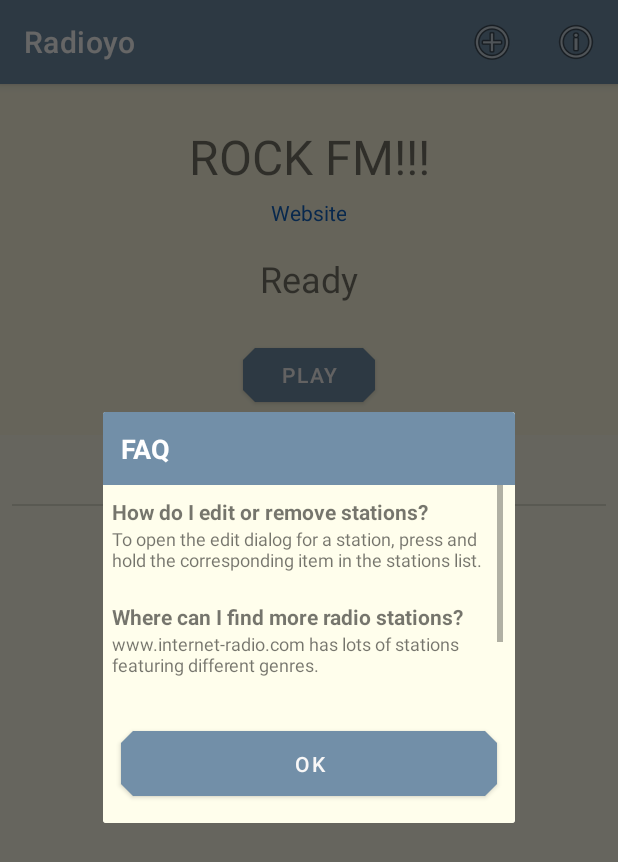
After one commit to johncrawley/WebRadio, an Android app: the fragment FaqDialogFragment placed in its activity, on a phone screen of 412 x 824 dp. The commit adds this screen. Shown: the top 862 px of the screen. Run offline under Robolectric (Android 15) with nearby library versions, the phone set to English and light mode, and no system bars.

Commit message:
set up FAQ dialog.

```diff
--- a/app/src/main/java/com/jcrawley/webradio/MainActivity.java
+++ b/app/src/main/java/com/jcrawley/webradio/MainActivity.java
@@ -25,6 +25,7 @@
 import com.jcrawley.webradio.fragment.AboutAppFragment;
 import com.jcrawley.webradio.fragment.EditStationFragment;
 import com.jcrawley.webradio.fragment.AddStationFragment;
+import com.jcrawley.webradio.fragment.FaqDialogFragment;
 import com.jcrawley.webradio.list.ListAdapterHelper;
 import com.jcrawley.webradio.repository.StationEntity;
 import com.jcrawley.webradio.repository.StationsRepository;
@@ -102,6 +103,7 @@
             updateStatusViewOnError();
         }
     };
+
 
     @Override
     protected void onCreate(Bundle savedInstanceState) {
@@ -369,6 +371,7 @@
         }
     }
 
+
     private final ServiceConnection serviceConnection = new ServiceConnection() {
         @Override public void onServiceConnected(ComponentName className, IBinder service) { isServiceBound = true; }
         @Override public void onServiceDisconnected(ComponentName arg0) {
@@ -426,6 +429,19 @@
         FragmentTransaction fragmentTransaction = getSupportFragmentManager().beginTransaction();
         removePreviousFragmentTransaction(tag, fragmentTransaction);
         AboutAppFragment.newInstance().show(fragmentTransaction, tag);
+    }
+
+
+    public void startFaqFragment(){
+        String tag = "faq_dialog";
+        View mainLayout = findViewById(R.id.mainLayout);
+        Bundle bundle = new Bundle();
+        bundle.putInt(FaqDialogFragment.BUNDLE_TOTAL_HEIGHT, mainLayout.getMeasuredHeight());
+        FragmentTransaction fragmentTransaction = getSupportFragmentManager().beginTransaction();
+        removePreviousFragmentTransaction(tag, fragmentTransaction);
+        FaqDialogFragment faqDialogFragment = FaqDialogFragment.newInstance();
+        faqDialogFragment.setArguments(bundle);
+        faqDialogFragment.show(fragmentTransaction, tag);
     }
 
 
--- a/app/src/main/java/com/jcrawley/webradio/fragment/AboutAppFragment.java
+++ b/app/src/main/java/com/jcrawley/webradio/fragment/AboutAppFragment.java
@@ -1,6 +1,5 @@
 package com.jcrawley.webradio.fragment;
 
-import android.app.Dialog;
 import android.os.Bundle;
 import android.view.LayoutInflater;
 import android.view.View;
@@ -31,15 +30,12 @@
     @Override
     public void onViewCreated(@NonNull View view, @Nullable Bundle savedInstanceState) {
         super.onViewCreated(view, savedInstanceState);
-        Dialog dialog =  getDialog();
         MainActivity activity = (MainActivity) getActivity();
         if(activity == null){
             return;
         }
-        if(dialog != null){
-            dialog.setTitle(activity.getString(R.string.add_station_title));
-        }
         setupOkButton(view);
+        setupFaqButton(view, activity);
         FragmentUtils.setupDimensions(view, activity);
     }
 
@@ -49,4 +45,13 @@
         okButton.setOnClickListener((View v)-> dismiss());
     }
 
+
+    private void setupFaqButton(View parentView, MainActivity activity){
+        Button okButton = parentView.findViewById(R.id.openFaqButton);
+        okButton.setOnClickListener((View v)-> {
+            dismiss();
+            activity.startFaqFragment();
+        });
+    }
+
 }
--- /dev/null
+++ b/app/src/main/java/com/jcrawley/webradio/fragment/FaqDialogFragment.java
@@ -0,0 +1,105 @@
+package com.jcrawley.webradio.fragment;
+
+import android.app.Activity;
+import android.os.Bundle;
+import android.view.LayoutInflater;
+import android.view.View;
+import android.view.ViewGroup;
+import android.view.ViewTreeObserver;
+import android.widget.Button;
+import android.widget.TextView;
+
+import com.jcrawley.webradio.MainActivity;
+import com.jcrawley.webradio.R;
+import com.jcrawley.webradio.list.faq.FaqListHelper;
+import com.jcrawley.webradio.list.faq.FaqListItem;
+
+import java.util.Arrays;
+import java.util.List;
+
+import androidx.annotation.NonNull;
+import androidx.annotation.Nullable;
+import androidx.fragment.app.DialogFragment;
+
+public class FaqDialogFragment extends DialogFragment {
+
+    public final static String BUNDLE_TOTAL_HEIGHT = "totalHeight";
+    FaqListHelper faqListHelper;
+    private int totalAvailableHeight;
+
+
+    public static FaqDialogFragment newInstance() {
+        return new FaqDialogFragment();
+    }
+
+
+    @Override
+    public View onCreateView(LayoutInflater inflater, ViewGroup container, Bundle savedInstanceState) {
+        View rootView = inflater.inflate(R.layout.fragment_faq, container, false);
+        assignBundleVars(rootView);
+        return rootView;
+    }
+
+
+
+    private void assignBundleVars(View rootView){
+        Bundle bundle = getArguments();
+        if(bundle !=null){
+            totalAvailableHeight = bundle.getInt(BUNDLE_TOTAL_HEIGHT, 500);
+        }
+    }
+
+    @Override
+    public void onViewCreated(@NonNull View view, @Nullable Bundle savedInstanceState) {
+        super.onViewCreated(view, savedInstanceState);
+        MainActivity activity = (MainActivity) getActivity();
+        if(activity == null){
+            return;
+        }
+        setupOkButton(view);
+        setupFaqList(view);
+        setupTitle(activity, view, R.string.faq_dialog_title);
+        FragmentUtils.setupDimensions(view, activity);
+        setupPostViewCreated(view);
+    }
+
+
+    private void setupPostViewCreated(View parentView){
+        parentView.getViewTreeObserver().addOnGlobalLayoutListener(new ViewTreeObserver.OnGlobalLayoutListener() {
+            @Override
+            public void onGlobalLayout() {
+                parentView.getViewTreeObserver().removeOnGlobalLayoutListener(this);
+            }
+        });
+    }
+
+
+    private void setupFaqList(View parentView){
+        List<FaqListItem> faqItems = Arrays.asList(
+                new FaqListItem(R.string.faq_question_1, R.string.faq_answer_1),
+                new FaqListItem(R.string.faq_question_2, R.string.faq_answer_2),
+                new FaqListItem(R.string.faq_question_3, R.string.faq_answer_3)
+        );
+
+        faqListHelper = new FaqListHelper(getContext(), parentView.findViewById(R.id.faqList));
+        faqListHelper.setupList(faqItems, R.layout.faq_list_item);
+
+    }
+
+
+
+    private void setupOkButton(View parentView){
+        Button okButton = parentView.findViewById(R.id.faqOkButton);
+        okButton.setOnClickListener((View v)-> dismiss());
+    }
+
+
+    static void setupTitle(Activity activity, View rootView, int strId ){
+        TextView titleText = rootView.findViewById(R.id.fragmentTitleText);
+        if(titleText == null){
+            return;
+        }
+        titleText.setText(activity.getString(strId));
+    }
+
+}
--- a/app/src/main/java/com/jcrawley/webradio/list/ListAdapterHelper.java
+++ b/app/src/main/java/com/jcrawley/webradio/list/ListAdapterHelper.java
@@ -29,20 +29,6 @@
         this.list = list;
         this.clickConsumer = clickConsumer;
         this.longClickConsumer = longClickConsumer;
-    }
-
-
-    public boolean contains(String str){
-        for(int i=0; i < arrayAdapter.getCount(); i++){
-            StationEntity item = arrayAdapter.getItem(i);
-            if(item == null){
-                continue;
-            }
-            if(item.getName().equals(str)){
-                return true;
-            }
-        }
-        return false;
     }
 
 
@@ -123,16 +109,10 @@
 
         list.setChoiceMode(AbsListView.CHOICE_MODE_SINGLE);
         list.setAdapter(arrayAdapter);
-       // list.setSelector(R.color.select_list_item_hidden);
         setupEmptyView(noResultsFoundView);
         list.setOnItemLongClickListener(longClickListener);
         list.setOnItemClickListener(clickListener);
 
-    }
-
-
-    public void notifyChanges(){
-        arrayAdapter.notifyDataSetChanged();
     }
 
 
@@ -152,14 +132,6 @@
     }
 
 
-    public void updateSelectedItem(String contents){
-        StationEntity selectedItem = arrayAdapter.getItem(selectedIndex);
-        if(selectedItem != null){
-            selectedItem.setName(contents);
-        }
-    }
-
-
     public boolean contains(StationEntity item) {
         for (int i = 0; i < arrayAdapter.getCount(); i++) {
             StationEntity item1 = arrayAdapter.getItem(i);
@@ -172,11 +144,6 @@
             }
         }
         return false;
-    }
-
-
-    public void deleteFromList(StationEntity listItem){
-        arrayAdapter.remove(listItem);
     }
 
 
@@ -194,16 +161,4 @@
     }
 
 
-    public void clearSelection(){
-        list.clearChoices();
-        list.clearFocus();
-        list.refreshDrawableState();
-        arrayAdapter.notifyDataSetChanged();
-    }
-
-
-    public ListItem getSelectedItem(){
-        return (ListItem)list.getSelectedItem();
-    }
-
 }
--- /dev/null
+++ b/app/src/main/java/com/jcrawley/webradio/list/faq/FaqListHelper.java
@@ -0,0 +1,31 @@
+package com.jcrawley.webradio.list.faq;
+
+import android.content.Context;
+import android.view.ViewGroup;
+import android.widget.AbsListView;
+import android.widget.ListView;
+
+import java.util.List;
+
+
+public class FaqListHelper {
+
+    private final Context context;
+    private final ListView list;
+
+    public FaqListHelper(Context context, ListView list){
+        this.context = context;
+        this.list = list;
+    }
+
+
+    public void setupList(final List<FaqListItem> items, int layoutRes){
+        if(list == null){
+            return;
+        }
+        FaqListItemArrayAdapter arrayAdapter = new FaqListItemArrayAdapter(context, layoutRes, items);
+        list.setChoiceMode(AbsListView.CHOICE_MODE_NONE);
+        list.setAdapter(arrayAdapter);
+    }
+
+}
--- /dev/null
+++ b/app/src/main/java/com/jcrawley/webradio/list/faq/FaqListItem.java
@@ -0,0 +1,19 @@
+package com.jcrawley.webradio.list.faq;
+
+public class FaqListItem {
+
+    private final int questionId, answerId;
+
+    public FaqListItem(int questionId, int answerId){
+        this.questionId = questionId;
+        this.answerId = answerId;
+    }
+
+    public int getQuestionId(){
+        return questionId;
+    }
+
+    public int getAnswerId(){
+        return answerId;
+    }
+}
--- /dev/null
+++ b/app/src/main/java/com/jcrawley/webradio/list/faq/FaqListItemArrayAdapter.java
@@ -0,0 +1,50 @@
+package com.jcrawley.webradio.list.faq;
+
+import android.content.Context;
+import android.view.LayoutInflater;
+import android.view.View;
+import android.view.ViewGroup;
+import android.widget.ArrayAdapter;
+import android.widget.TextView;
+
+import com.jcrawley.webradio.R;
+
+import java.util.List;
+
+import androidx.annotation.NonNull;
+
+public class FaqListItemArrayAdapter extends ArrayAdapter<FaqListItem> {
+
+    private final Context context;
+    private final List<FaqListItem> items;
+
+    public FaqListItemArrayAdapter(Context context, int viewResourceId, List<FaqListItem> items){
+        super(context, viewResourceId, items);
+        this.context = context;
+        this.items = items;
+    }
+
+    @Override
+    @NonNull
+    public View getView(int position, View view, @NonNull ViewGroup parent){
+        if(view == null){
+            LayoutInflater vi = (LayoutInflater)context.getSystemService(Context.LAYOUT_INFLATER_SERVICE);
+            view = vi.inflate(R.layout.faq_list_item,null);
+        }
+
+        FaqListItem item = items.get(position);
+        if(item == null){
+            return view;
+        }
+        setText(view, R.id.faqItemQuestionTextView, item.getQuestionId());
+        setText(view, R.id.faqItemAnswerTextView, item.getAnswerId());
+
+        return view;
+    }
+
+    private void setText(View parentView, int viewId, int strId){
+        TextView textView = parentView.findViewById(viewId);
+        textView.setText(context.getString(strId));
+    }
+
+}
--- a/app/src/main/res/layout-land/activity_main.xml
+++ b/app/src/main/res/layout-land/activity_main.xml
@@ -2,6 +2,7 @@
 <androidx.constraintlayout.widget.ConstraintLayout xmlns:android="http://schemas.android.com/apk/res/android"
     xmlns:app="http://schemas.android.com/apk/res-auto"
     xmlns:tools="http://schemas.android.com/tools"
+    android:id="@+id/mainLayout"
     android:layout_width="match_parent"
     android:layout_height="match_parent"
     tools:context=".MainActivity">
--- a/app/src/main/res/layout/activity_main.xml
+++ b/app/src/main/res/layout/activity_main.xml
@@ -2,6 +2,7 @@
 <androidx.constraintlayout.widget.ConstraintLayout xmlns:android="http://schemas.android.com/apk/res/android"
     xmlns:app="http://schemas.android.com/apk/res-auto"
     xmlns:tools="http://schemas.android.com/tools"
+    android:id="@+id/mainLayout"
     android:layout_width="match_parent"
     android:layout_height="match_parent"
     tools:context=".MainActivity">
--- /dev/null
+++ b/app/src/main/res/layout/faq_list_item.xml
@@ -0,0 +1,27 @@
+<?xml version="1.0" encoding="utf-8"?>
+<LinearLayout xmlns:android="http://schemas.android.com/apk/res/android"
+    android:orientation="vertical"
+    android:layout_width="match_parent"
+    android:layout_height="match_parent">
+
+    <TextView
+        android:id="@+id/faqItemQuestionTextView"
+        android:layout_width="match_parent"
+        android:layout_height="wrap_content"
+        android:paddingHorizontal="@dimen/faq_text_padding_horizontal"
+        android:paddingTop="@dimen/faq_text_question_padding_top"
+        android:text="@string/faq_question_3"
+        android:textSize="@dimen/faq_question_text_size"
+        android:textStyle="bold"/>
+
+    <TextView
+        android:id="@+id/faqItemAnswerTextView"
+        android:paddingHorizontal="@dimen/faq_text_padding_horizontal"
+        android:paddingBottom="@dimen/faq_text_answer_padding_bottom"
+        android:layout_width="match_parent"
+        android:layout_height="wrap_content"
+        android:textSize="@dimen/faq_answer_text_size"
+        android:text="@string/faq_answer_3"/>
+
+
+</LinearLayout>
--- a/app/src/main/res/layout/fragment_about_app.xml
+++ b/app/src/main/res/layout/fragment_about_app.xml
@@ -9,7 +9,7 @@
     <ImageView
         android:id="@+id/aboutImage"
         android:layout_width="match_parent"
-        android:layout_height="wrap_content"
+        android:layout_height="50dp"
         android:layout_margin="@dimen/about_dialog_image_margin"
         android:adjustViewBounds="true"
         android:contentDescription="@string/radioyo_graphic"
@@ -33,6 +33,14 @@
         android:layout_height="wrap_content"
         android:textSize="@dimen/about_text_size"
         android:text="@string/about_created_by" />
+    <Button
+        android:id="@+id/openFaqButton"
+        android:textColor="?attr/station_detail_button_text_color"
+        android:layout_width="match_parent"
+        android:layout_height="wrap_content"
+        android:padding="@dimen/about_dialog_ok_button_padding"
+        android:layout_margin="@dimen/about_dialog_ok_button_padding"
+        android:text="@string/faq_button_text" />
 
     <Button
         android:id="@+id/okButton"
@@ -41,5 +49,5 @@
         android:layout_height="wrap_content"
         android:padding="@dimen/about_dialog_ok_button_padding"
         android:layout_margin="@dimen/about_dialog_ok_button_padding"
-        android:text="@android:string/ok" />
+        android:text="@string/about_app_ok_button_text" />
 </LinearLayout>
--- /dev/null
+++ b/app/src/main/res/layout/fragment_faq.xml
@@ -0,0 +1,42 @@
+<?xml version="1.0" encoding="utf-8"?>
+<androidx.constraintlayout.widget.ConstraintLayout xmlns:android="http://schemas.android.com/apk/res/android"
+    xmlns:app="http://schemas.android.com/apk/res-auto"
+    android:layout_width="match_parent"
+    android:layout_height="wrap_content"
+    style="@style/generalDialog">
+
+    <include layout="@layout/fragment_title"
+        android:id="@+id/faqFragmentTitleInclude"
+        android:layout_width="match_parent"
+        android:layout_height="wrap_content"
+        app:layout_constraintTop_toTopOf="parent"
+        app:layout_constraintBottom_toTopOf="@+id/faqList"
+        app:layout_constraintStart_toStartOf="parent"
+        app:layout_constraintEnd_toEndOf="parent"
+        />
+
+    <ListView
+        android:id="@+id/faqList"
+        android:isScrollContainer="true"
+        android:layout_width="match_parent"
+        android:layout_height="150dp"
+        android:layout_marginBottom="8dp"
+        android:layout_marginEnd="8dp"
+        app:layout_constraintTop_toBottomOf="@+id/faqFragmentTitleInclude"
+        app:layout_constraintBottom_toTopOf="@+id/faqOkButton"
+        app:layout_constraintEnd_toEndOf="parent"
+        app:layout_constraintStart_toStartOf="parent"
+        />
+
+    <Button
+        android:id="@+id/faqOkButton"
+        android:layout_width="match_parent"
+        android:layout_height="wrap_content"
+        app:layout_constraintBottom_toBottomOf="parent"
+        app:layout_constraintStart_toStartOf="parent"
+        app:layout_constraintEnd_toEndOf="parent"
+        android:textColor="?attr/station_detail_button_text_color"
+        android:padding="@dimen/about_dialog_ok_button_padding"
+        android:layout_margin="@dimen/about_dialog_ok_button_padding"
+        android:text="@android:string/ok" />
+</androidx.constraintlayout.widget.ConstraintLayout>
--- a/app/src/main/res/values/colors.xml
+++ b/app/src/main/res/values/colors.xml
@@ -22,7 +22,7 @@
     <color name="website_link">#1565C0</color>
 
 
-    <color name="notification_bar_dark">#411602</color>
+    <color name="notification_bar_dark">#2C0F01</color>
     <color name="notification_bar_text_dark">#A8A49F</color>
     <color name="dark_text_color">#772C02</color>
     <color name="color_primary_dark">#A8A49F</color>
@@ -30,7 +30,7 @@
     <color name="dialog_background_dark">#00191919</color>
     <color name="station_detail_background_dark">#151A1E</color>
     <color name="station_list_background_dark">#11161A</color>
-    <color name="general_dialog_background_dark">#11161A</color>
+    <color name="general_dialog_background_dark">#262B2E</color>
     <color name="station_detail_button_text_color_dark">#2B2B2B</color>
-    <color name="station_list_item_text_color_dark">#F8F7F7</color>
+    <color name="station_list_item_text_color_dark">#B5B5B5</color>
 </resources>
--- a/app/src/main/res/values/dimens.xml
+++ b/app/src/main/res/values/dimens.xml
@@ -10,9 +10,14 @@
     <dimen name="website_link_padding_bottom">18dp</dimen>
     <dimen name="about_text_padding_horizontal">12dp</dimen>
     <dimen name="about_text_padding_vertical">6dp</dimen>
+    <dimen name="faq_text_padding_horizontal">6dp</dimen>
+    <dimen name="faq_text_question_padding_top">8dp</dimen>
+    <dimen name="faq_text_answer_padding_bottom">12dp</dimen>
     <dimen name="about_dialog_ok_button_padding">12dp</dimen>
     <dimen name="about_dialog_image_margin">12dp</dimen>
     <dimen name="about_text_size">18sp</dimen>
+    <dimen name="faq_question_text_size">14sp</dimen>
+    <dimen name="faq_answer_text_size">12sp</dimen>
     <dimen name="edit_text_padding_top">8dp</dimen>
     <dimen name="station_detail_button_layout_padding">16dp</dimen>
     <dimen name="station_list_item_text_size">16sp</dimen>
--- a/app/src/main/res/values/strings.xml
+++ b/app/src/main/res/values/strings.xml
@@ -3,6 +3,7 @@
     <string name="about_app_name_and_version">Radioyo v1.0, 2022</string>
     <string name="about_created_by">Created by John Crawley</string>
     <string name="radioyo_graphic">Radio-yo title graphic</string>
+    <string name="about_app_ok_button_text">Done</string>
     <string name="no_stations_text">No Stations Saved</string>
     <string name="play_button_text">Play</string>
     <string name="stop_button_text">Stop</string>
@@ -35,4 +36,13 @@
     <string name="notification_button_title_next">Next</string>
     <string name="content_description_delete_button">Remove Station</string>
     <string name="delete_station_confirmation_dialog_text">Are you sure you want to remove this station?</string>
+    <string name="faq_dialog_title">FAQ</string>
+    <string name="faq_button_text">Frequently Asked Questions</string>
+    <string name="faq_question_1">How do I edit or remove stations?</string>
+    <string name="faq_answer_1">To open the edit dialog for a station, press and hold the corresponding item in the stations list.</string>
+    <string name="faq_question_2">Where can I find more radio stations?</string>
+    <string name="faq_answer_2">www.internet-radio.com has lots of stations featuring different genres.</string>
+    <string name="faq_question_3">Can I get station information from playlist files?</string>
+    <string name="faq_answer_3">In the "Add Station" dialog, you can browse for, and open, a file with the .m3u or .txt extension from your device\'s file system. Only the first line will be processed.</string>
+
 </resources>
```
Also changed, not shown: app/src/main/res/layout/station_list_item.xml (line endings or trailing spaces).
